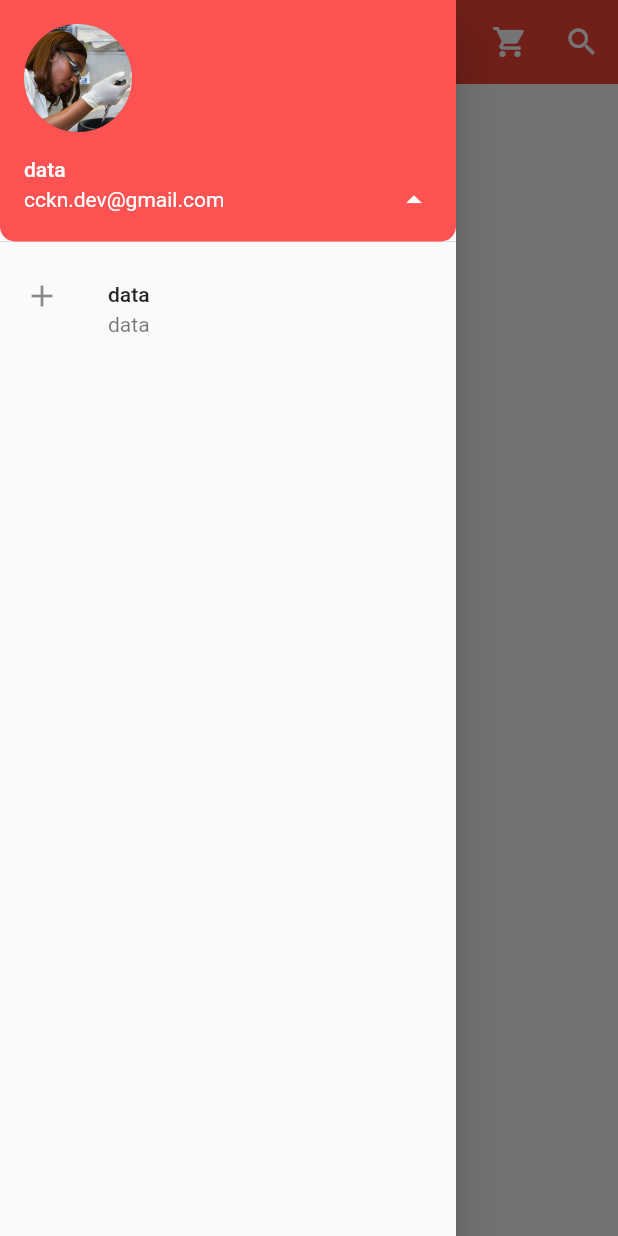
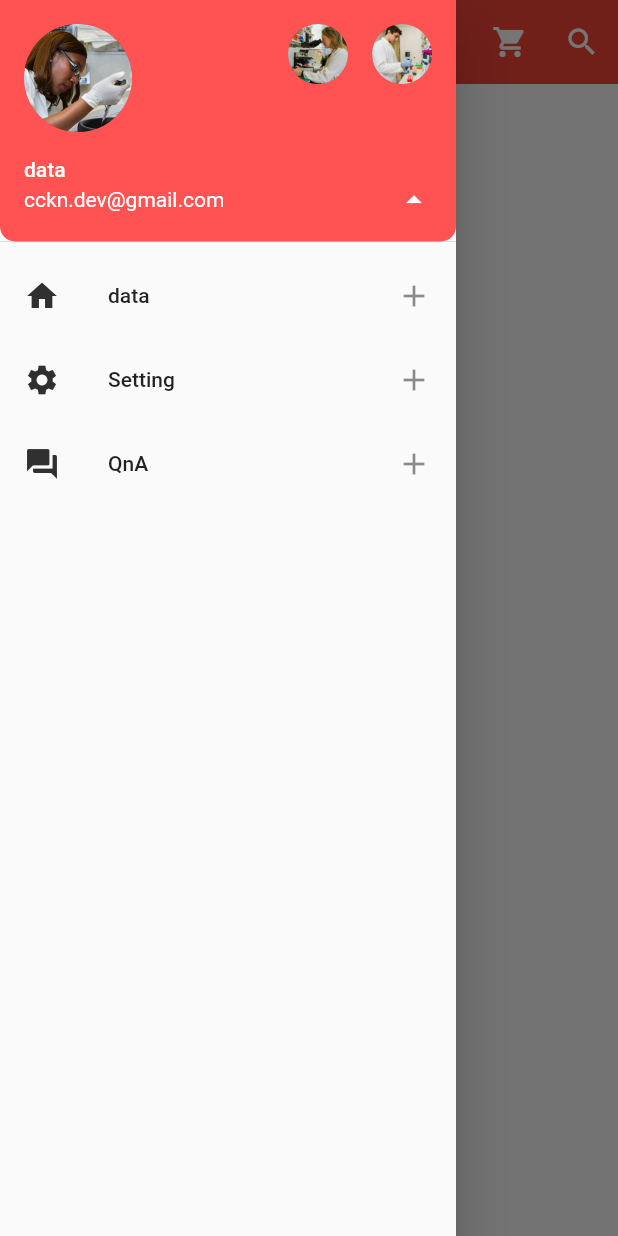
Before and after one commit to cckn/Life-Tracker, a Flutter app: the screen it shows after launch, in the side drawer, after a tap on "data", on a phone screen of 412 x 824 dp. Run offline on Flutter 3.47's test engine with Material 2 defaults, Android fonts, the phone set to English and light mode, and no system bars.

Commit message:
Drawer Header #2

```diff
--- a/lib/main.dart
+++ b/lib/main.dart
@@ -45,11 +45,18 @@ class MyHomePage extends StatelessWidget {
               accountName: Text("data"),
               accountEmail: Text("cckn.dev@gmail.com"),
               currentAccountPicture: CircleAvatar(
-                  backgroundImage: AssetImage("images/sample-user1.jpg")
-//                Image.asset( "images/sample.png"),
-                  ),
+                backgroundImage: AssetImage("images/sample-user1.jpg"),
+              ),
+              otherAccountsPictures: <Widget>[
+                CircleAvatar(
+                  backgroundImage: AssetImage("images/sample-user (2).jpg"),
+                ),
+                CircleAvatar(
+                  backgroundImage: AssetImage("images/sample-user (3).jpg"),
+                ),
+              ],
               onDetailsPressed: () {
-                print("onDetail Button Pressed");
+                print("onDetail Button Pcressed");
               },
               decoration: BoxDecoration(
                   color: Colors.redAccent,
@@ -57,10 +64,38 @@ class MyHomePage extends StatelessWidget {
                       BorderRadius.vertical(bottom: Radius.circular(10))),
             ),
             ListTile(
-              leading: Icon(Icons.add),
+              leading: Icon(
+                Icons.home,
+                color: Colors.grey[850],
+              ),
               title: Text("data"),
-              subtitle: Text("data"),
+              trailing: Icon(Icons.add),
+              onTap: () {
+                print("Home Button Tapped!");
+              },
             ),
+            ListTile(
+              leading: Icon(
+                Icons.settings,
+                color: Colors.grey[850],
+              ),
+              title: Text("Setting"),
+              trailing: Icon(Icons.add),
+              onTap: () {
+                print("Setting Button Tapped!");
+              },
+            ),
+            ListTile(
+              leading: Icon(
+                Icons.question_answer,
+                color: Colors.grey[850],
+              ),
+              title: Text("QnA"),
+              trailing: Icon(Icons.add),
+              onTap: () {
+                print("QnA Button Tapped!");
+              },
+            )
           ],
         ),
       ),
```
